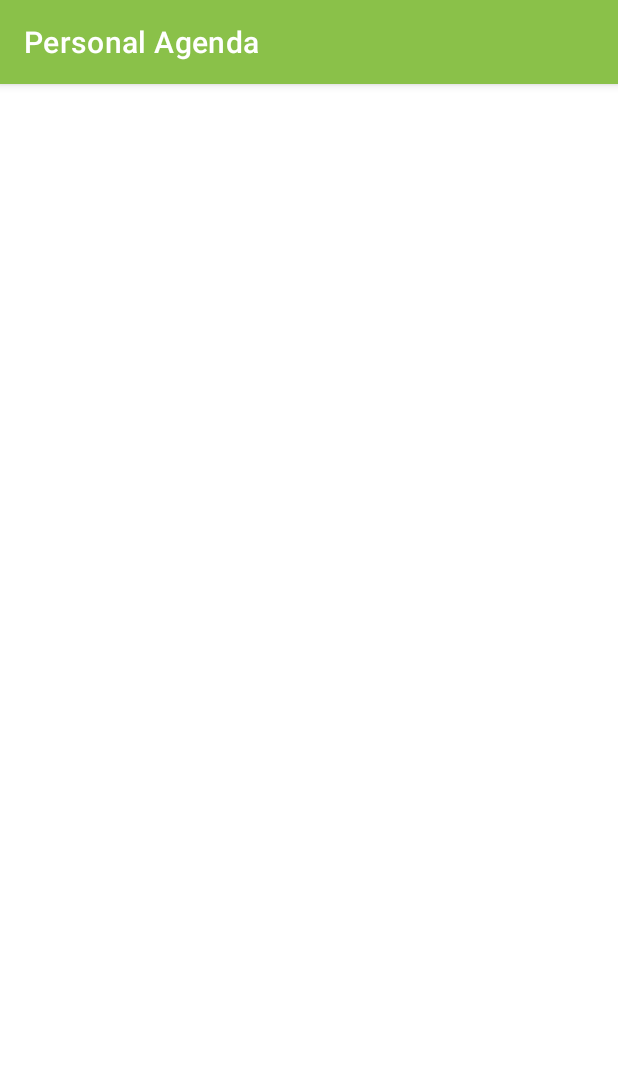
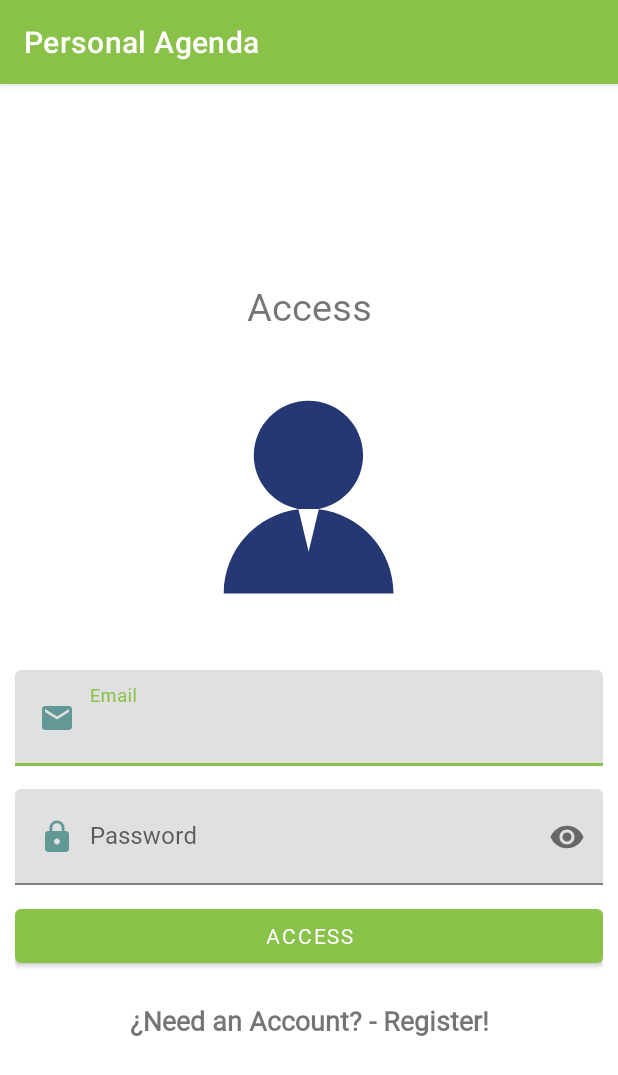
Before and after one commit to AxTec-Bastida/Agenda-App, an Android app: the Login screen opened directly, with no data from a screen before it, on a phone screen of 412 x 824 dp. Shown: the top 1075 px of the screen. Run offline under Robolectric (Android 15) with nearby library versions, the phone set to English and light mode, and no system bars.

Commit message:
2nd Commit; Added the Login and Registry

```diff
--- a/app/build.gradle
+++ b/app/build.gradle
@@ -33,10 +33,11 @@ dependencies {
     implementation 'com.google.android.material:material:1.5.0'
     implementation 'androidx.constraintlayout:constraintlayout:2.1.3'
     implementation 'com.airbnb.android:lottie:5.0.2'
-    implementation 'com.google.android.material:material:1.4.0'
+    implementation 'com.google.android.material:material:1.5.0'
     implementation 'com.google.firebase:firebase-analytics:20.1.0'
+    implementation 'com.google.firebase:firebase-database:20.0.3'
     implementation 'com.google.firebase:firebase-auth:21.0.1'
-    testImplementation 'junit:junit:4.+'
+    testImplementation 'junit:junit:4.13.2'
     androidTestImplementation 'androidx.test.ext:junit:1.1.3'
     androidTestImplementation 'androidx.test.espresso:espresso-core:3.4.0'
 }
--- a/app/src/main/AndroidManifest.xml
+++ b/app/src/main/AndroidManifest.xml
@@ -9,6 +9,9 @@
         android:roundIcon="@mipmap/agenda_icon_round"
         android:supportsRtl="true"
         android:theme="@style/Theme.PersonalAgenda">
+        <activity
+            android:name=".MainMenu"
+            android:exported="false" />
         <activity
             android:name=".Registry"
             android:exported="false" />
--- a/app/src/main/res/layout/activity_login.xml
+++ b/app/src/main/res/layout/activity_login.xml
@@ -1,9 +1,97 @@
 <?xml version="1.0" encoding="utf-8"?>
-<androidx.constraintlayout.widget.ConstraintLayout xmlns:android="http://schemas.android.com/apk/res/android"
+<RelativeLayout
+    xmlns:android="http://schemas.android.com/apk/res/android"
     xmlns:app="http://schemas.android.com/apk/res-auto"
     xmlns:tools="http://schemas.android.com/tools"
     android:layout_width="match_parent"
     android:layout_height="match_parent"
     tools:context=".Login">
 
-</androidx.constraintlayout.widget.ConstraintLayout>
+    <androidx.appcompat.widget.LinearLayoutCompat
+        android:layout_width="match_parent"
+        android:layout_height="match_parent"
+        android:gravity="center"
+        android:padding="10dp"
+        android:orientation="vertical">
+
+        <TextView
+            android:text="@string/Btn_Loged"
+            android:layout_width="match_parent"
+            android:layout_height="wrap_content"
+            android:fontFamily="@font/roboto"
+            android:textSize="25sp"
+            android:gravity="center">
+        </TextView>
+
+        <com.airbnb.lottie.LottieAnimationView
+            android:layout_width="200dp"
+            android:layout_height="200dp"
+            app:lottie_imageAssetsFolder="assets"
+            app:lottie_fileName="signin.json"
+            app:lottie_loop="true"
+            app:lottie_autoPlay="true"
+            android:layout_gravity="center"
+            android:layout_marginTop="10dp"/>
+
+        <com.google.android.material.textfield.TextInputLayout
+        android:layout_width="match_parent"
+        android:layout_height="wrap_content"
+        android:layout_marginTop="15dp">
+
+        <EditText
+            android:id="@+id/EmailLogin"
+            android:hint="@string/EmailLogin"
+            android:layout_width="match_parent"
+            android:layout_height="wrap_content"
+            android:drawableStart="@drawable/icon_email"
+            android:drawablePadding="10dp"
+            android:padding="20dp"
+            android:fontFamily="@font/roboto"
+            android:inputType="textEmailAddress"/>
+
+
+    </com.google.android.material.textfield.TextInputLayout>
+
+        <com.google.android.material.textfield.TextInputLayout
+            android:layout_width="match_parent"
+            android:layout_height="wrap_content"
+            app:passwordToggleEnabled="true"
+            android:layout_marginTop="15dp">
+
+            <EditText
+                android:id="@+id/PassLogin"
+                android:hint="@string/PassLogin"
+                android:layout_width="match_parent"
+                android:layout_height="wrap_content"
+                android:drawableStart="@drawable/icon_password"
+                android:drawablePadding="10dp"
+                android:padding="20dp"
+                android:fontFamily="@font/roboto"
+                android:inputType="textPassword"/>
+
+
+        </com.google.android.material.textfield.TextInputLayout>
+
+        <Button
+            android:id="@+id/Btn_Loged"
+            android:text="@string/Btn_Loged"
+            android:layout_width="match_parent"
+            android:layout_height="wrap_content"
+            android:fontFamily="@font/roboto"
+            android:layout_marginTop="10dp" />
+
+        <TextView
+            android:id="@+id/NewUser"
+            android:text="@string/NewUser"
+            android:layout_width="match_parent"
+            android:layout_height="wrap_content"
+            android:textStyle="bold"
+            android:textSize="18sp"
+            android:fontFamily="@font/roboto"
+            android:gravity="center"
+            android:layout_marginTop="20dp"/>
+
+    </androidx.appcompat.widget.LinearLayoutCompat>
+
+
+</RelativeLayout>
--- a/app/src/main/res/values/strings.xml
+++ b/app/src/main/res/values/strings.xml
@@ -14,5 +14,14 @@
     <string name="RegisterUser">Register</string>
     <string name="HaveAcc">Have an Account</string>
 
+    <!--Main Menu-->
+    <string name="CloseSession">Exit</string>
+
+    <!--Login Activity-->
+    <string name="LogIn">Log In</string>
+    <string name="EmailLogin">Email</string>
+    <string name="PassLogin">Password</string>
+    <string name="Btn_Loged">Access</string>
+    <string name="NewUser">¿Need an Account? - Register!</string>
 
 </resources>
--- a/build.gradle
+++ b/build.gradle
@@ -5,7 +5,7 @@ buildscript {
         mavenCentral()
     }
     dependencies {
-        classpath "com.android.tools.build:gradle:7.0.4"
+        classpath 'com.android.tools.build:gradle:7.1.2'
         classpath 'com.google.gms:google-services:4.3.10'
 
         // NOTE: Do not place your application dependencies here; they belong
```
Also changed, not shown: app/src/main/assets/signin.json (added, +1 -0 lines), app/src/main/java/com/axtec_bastida/personalagenda/Loading_Screen.java (+23 -2 lines), app/src/main/java/com/axtec_bastida/personalagenda/MainMenu.java (added, +43 -0 lines), app/src/main/java/com/axtec_bastida/personalagenda/Registry.java (+108 -6 lines), app/src/main/res/layout/activity_main_menu.xml (added, +25 -0 lines), gradle/wrapper/gradle-wrapper.properties.
